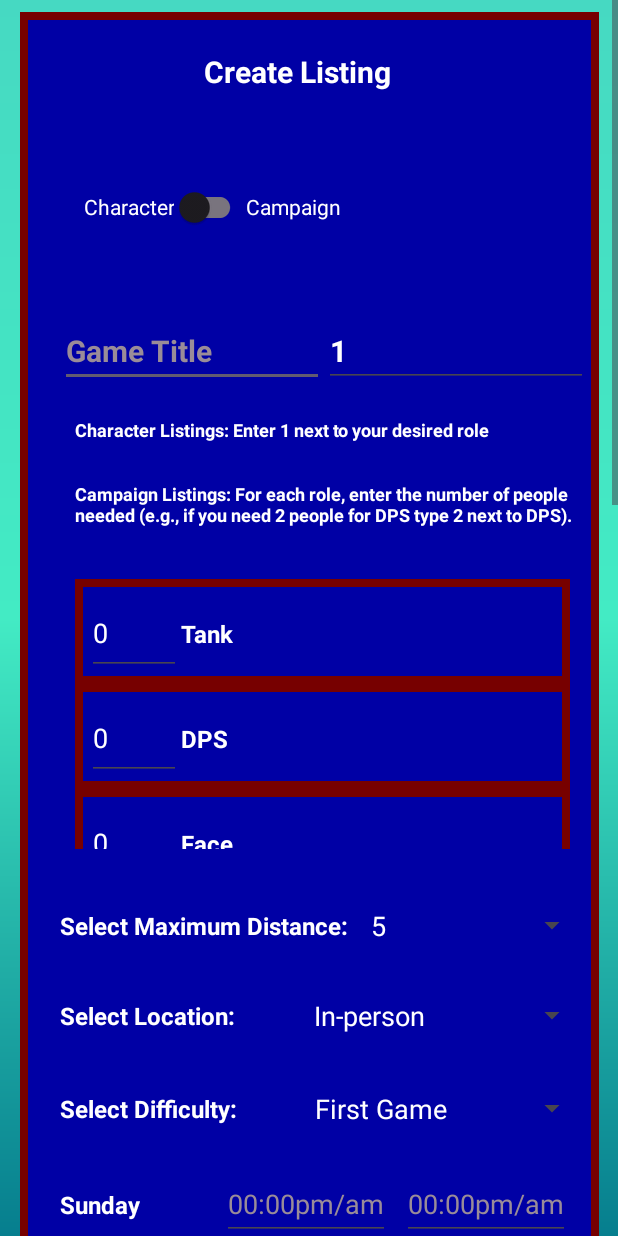
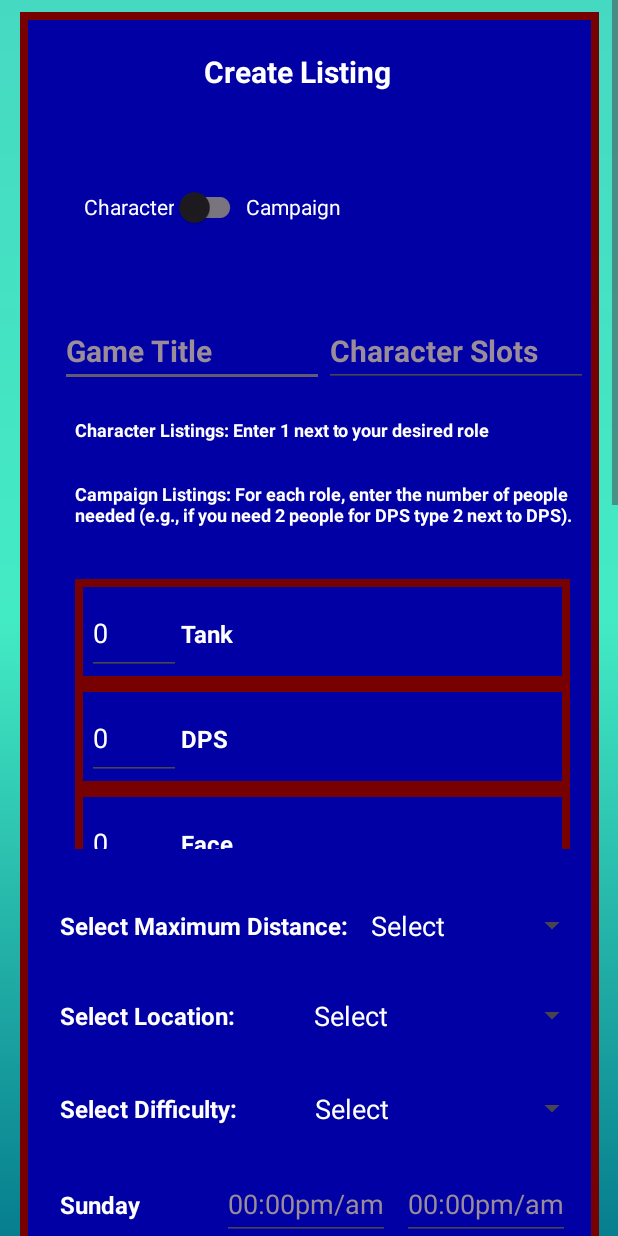
Before and after one commit to WyattCake1/CS411Silver, an Android app built with Jetpack Compose: the CreateListing screen opened directly, with no data from a screen before it, on a phone screen of 412 x 824 dp. Run offline under Robolectric (Android 15) with nearby library versions, the phone set to English and light mode, and no system bars.

Commit message:
Fixed an issue where the user couldn't tell what kind of listing was being created

```diff
--- a/frontend/app/src/main/java/com/rolecall/CreateListing.java
+++ b/frontend/app/src/main/java/com/rolecall/CreateListing.java
@@ -26,7 +26,6 @@ import com.example.rolecall.R;
 
 import java.util.ArrayList;
 import java.util.List;
-import java.util.concurrent.atomic.AtomicInteger;
 
 public class CreateListing extends AppCompatActivity {
 
@@ -59,6 +58,7 @@ public class CreateListing extends AppCompatActivity {
         //------------------------------------------------------------------------------------------
         // Preferred environment
         ArrayList<String> arrayEnv = new ArrayList<>();
+        arrayEnv.add("Select");
         arrayEnv.add("In-person");
         arrayEnv.add("Digital");
         ArrayAdapter<String> adapterEnv = new ArrayAdapter<>(this, android.R.layout.simple_spinner_item, arrayEnv);
@@ -80,7 +80,7 @@ public class CreateListing extends AppCompatActivity {
         //------------------------------------------------------------------------------------------
         // Max distance
         ArrayList<String> arrayDist = new ArrayList<>();
-        arrayDist.add("0");
+        arrayDist.add("Select");
         arrayDist.add("5");
         arrayDist.add("10");
         arrayDist.add("25");
@@ -105,6 +105,7 @@ public class CreateListing extends AppCompatActivity {
         //------------------------------------------------------------------------------------------
         // Campaign difficulty
         ArrayList<String> arrayDiff = new ArrayList<>();
+        arrayDiff.add("Select");
         arrayDiff.add("First Game");
         arrayDiff.add("Casual");
         arrayDiff.add("Intermediate");
@@ -129,6 +130,7 @@ public class CreateListing extends AppCompatActivity {
         //------------------------------------------------------------------------------------------
         // Setting Importance
         ArrayList<String> arrayImportance = new ArrayList<>();
+        arrayImportance.add("Select");
         arrayImportance.add("Non-negotiable");
         arrayImportance.add("Important");
         arrayImportance.add("Nice to Have");
@@ -146,8 +148,6 @@ public class CreateListing extends AppCompatActivity {
         //------------------------------------------------------------------------------------------
         // Listing Toggle Switch
         EditText charSlots = findViewById(R.id.char_slots_input);
-        charSlots.setText("1");
-        distance_spinner.setSelection(1);
         SwitchCompat listingTypeSwitchCompat = findViewById(R.id.listing_type_switch);
         listingTypeSwitchCompat.setOnCheckedChangeListener((buttonView, isChecked) -> {
             if (isChecked) {
@@ -156,7 +156,6 @@ public class CreateListing extends AppCompatActivity {
                 charSlots.setFocusable(true);
                 charSlots.setEnabled(true);
                 charSlots.setCursorVisible(true);
-                distance_spinner.setSelection(0);
                 distance_spinner.setFocusable(false);
                 distance_spinner.setEnabled(false);
                 environmentSpinner.setEnabled(false);
@@ -172,8 +171,25 @@ public class CreateListing extends AppCompatActivity {
                 charSlots.setEnabled(false);
                 charSlots.setCursorVisible(false);
                 distance_spinner.setEnabled(true);
-                distance_spinner.setSelection(1);
+                distance_spinner.setSelection(0);
+                environmentSpinner.setEnabled(true);
+                environmentSpinner.setSelection(0);
+                charRoleSpinner.setEnabled(true);
+                charRoleSpinner.setSelection(0);
+                campaignRoleSpinner.setEnabled(true);
+                campaignRoleSpinner.setSelection(0);
+                difficultyPrefSpinner.setEnabled(true);
+                difficultyPrefSpinner.setSelection(0);
+                scheduleSpinner.setEnabled(true);
+                scheduleSpinner.setSelection(0);
             }
+        });
+        //------------------------------------------------------------------------------------------
+        Button backButton = findViewById(R.id.back_button);
+        backButton.setOnClickListener(v -> {
+            Intent intent = new Intent(CreateListing.this, MainActivity.class);
+            startActivity(intent);
+            finish();
         });
         //------------------------------------------------------------------------------------------
         Button submitButton = findViewById(R.id.submit_button);
--- a/frontend/app/src/main/res/layout/activity_create_listing.xml
+++ b/frontend/app/src/main/res/layout/activity_create_listing.xml
@@ -785,6 +785,7 @@
             app:layout_constraintTop_toBottomOf="@+id/schedule_row">
 
             <androidx.appcompat.widget.AppCompatButton
+                android:id="@+id/back_button"
                 android:layout_width="100dp"
                 android:layout_height="50dp"
                 android:layout_weight="1"
```
